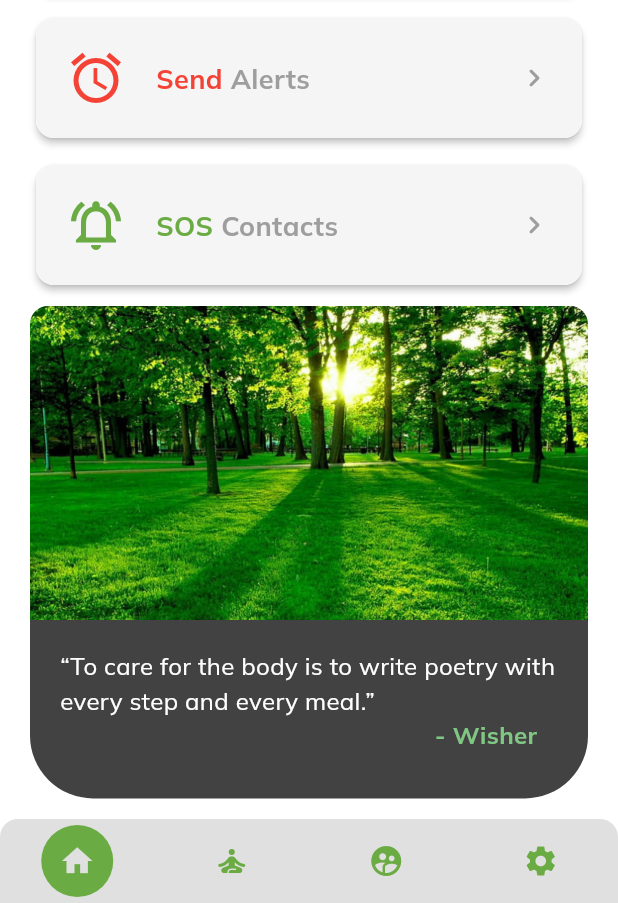
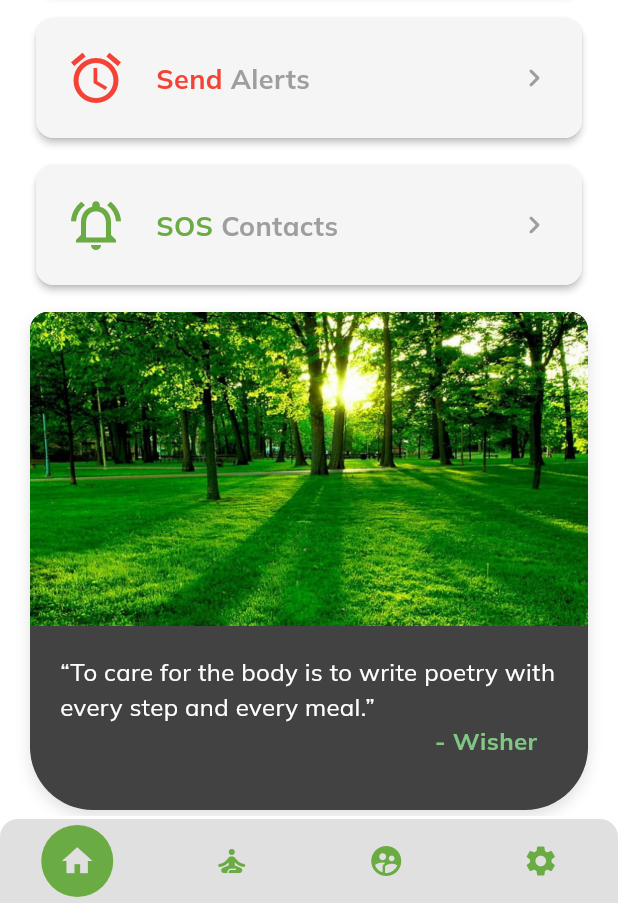
Before and after one commit to Sh1vT/wellnesswiz, a Flutter app: the GlobalScaffold screen opened directly, on a phone screen of 412 x 824 dp, the part 333-1236 px from its top. Run offline on Flutter 3.47's test engine with Material 3 defaults, Android fonts, the phone set to English and light mode, and no system bars; drawn by our look-alikes of carousel_slider, flutter_snake_navigationbar; our stand-ins replace audioplayers, cloud_firestore, csv, datetime_picker_formfield, dotted_border, firebase_auth and 18 more; missing offline and left inert: android_intent_plus, another_telephony, dart_geohash, markdown, workmanager; accounts and stored records are empty.

Commit message:
thought card fixed

```diff
--- a/lib/chat/content/thoughts/widgets/thought_card.dart
+++ b/lib/chat/content/thoughts/widgets/thought_card.dart
@@ -46,15 +46,14 @@ class _ThoughtCardState extends State<ThoughtCard> {
 
   @override
   Widget build(BuildContext context) {
-    return Padding(
-      padding: EdgeInsets.symmetric(horizontal: 20),
-      child: CarouselSlider.builder(
+    return CarouselSlider.builder(
         carouselController: _carouselController,
         itemCount: thoughts.length,
         options: CarouselOptions(
           height: 340,
-          viewportFraction: 1.0,
+          viewportFraction: 1.0, // Only center card visible
           enlargeCenterPage: false,
+          padEnds: true,
           autoPlay: false, // We handle auto-scroll manually for more control
           enableInfiniteScroll: true,
           initialPage: currentThoughtIndex,
@@ -63,9 +62,31 @@ class _ThoughtCardState extends State<ThoughtCard> {
               currentThoughtIndex = index;
             });
           },
+          scrollPhysics: BouncingScrollPhysics(),
+          pageSnapping: true,
+          scrollDirection: Axis.horizontal,
         ),
         itemBuilder: (context, index, realIdx) {
-          return Column(
+          return Container(
+            margin: const EdgeInsets.symmetric(horizontal: 20.0, vertical: 4.0),
+            decoration: BoxDecoration(
+              borderRadius: BorderRadius.only(
+                topLeft: Radius.circular(12),
+                topRight: Radius.circular(12),
+                bottomLeft: Radius.circular(42),
+                bottomRight: Radius.circular(42),
+              ),
+              color: Colors.grey.shade800,
+              boxShadow: [
+                BoxShadow(
+                  color: Colors.black12,
+                  blurRadius: 8,
+                  offset: Offset(0, 4),
+                ),
+              ],
+            ),
+            child: Column(
+              mainAxisSize: MainAxisSize.min,
               children: [
                 ClipRRect(
                   borderRadius: BorderRadius.only(
@@ -115,9 +136,9 @@ class _ThoughtCardState extends State<ThoughtCard> {
                   ),
                 ),
               ],
+            ),
           );
         },
-      ),
       );
   }
 }
```
Lines whose indentation alone changed are shown as unchanged.
